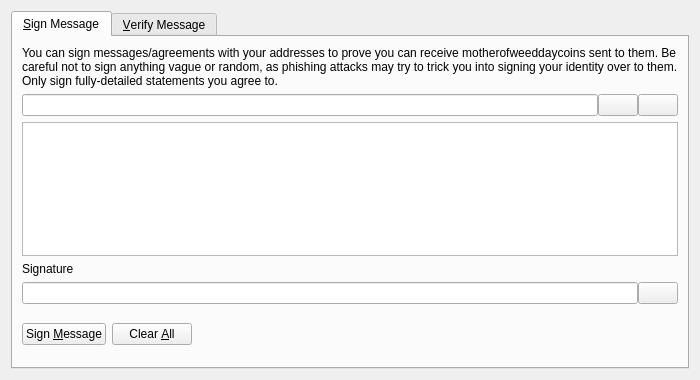
Old version of the form src/qt/forms/signverifymessagedialog.ui in the repository minblock/motherofweeddaycoin.
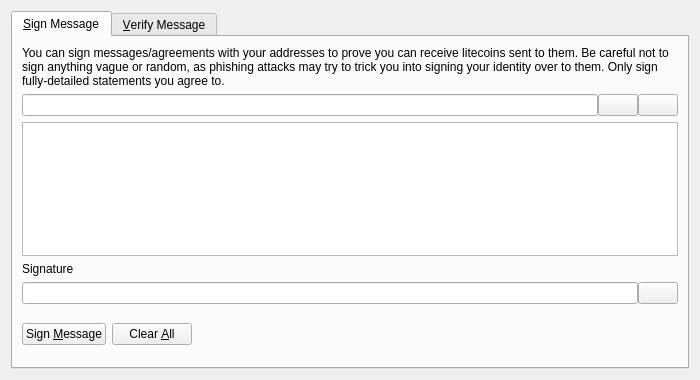
New version of the form. Icons and pictures are not drawn. Custom widgets are drawn as their Qt base class.

The edit to the form file:
```diff
--- a/src/qt/forms/signverifymessagedialog.ui
+++ b/src/qt/forms/signverifymessagedialog.ui
@@ -30,7 +30,7 @@
        <item>
         <widget class="QLabel" name="infoLabel_SM">
          <property name="text">
-          <string>You can sign messages/agreements with your addresses to prove you can receive motherofweeddaycoins sent to them. Be careful not to sign anything vague or random, as phishing attacks may try to trick you into signing your identity over to them. Only sign fully-detailed statements you agree to.</string>
+          <string>You can sign messages/agreements with your addresses to prove you can receive litecoins sent to them. Be careful not to sign anything vague or random, as phishing attacks may try to trick you into signing your identity over to them. Only sign fully-detailed statements you agree to.</string>
          </property>
          <property name="textFormat">
           <enum>Qt::PlainText</enum>
```
Left out of the diff: 8 changed lines with no effect on the pictures.
